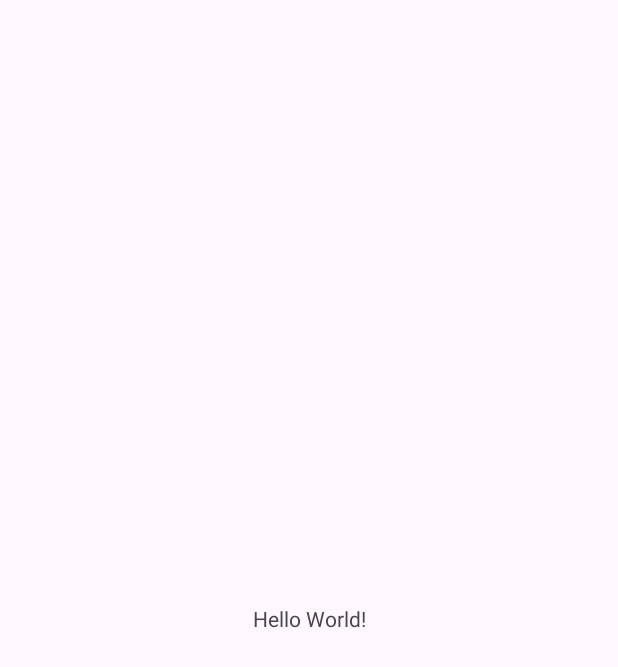
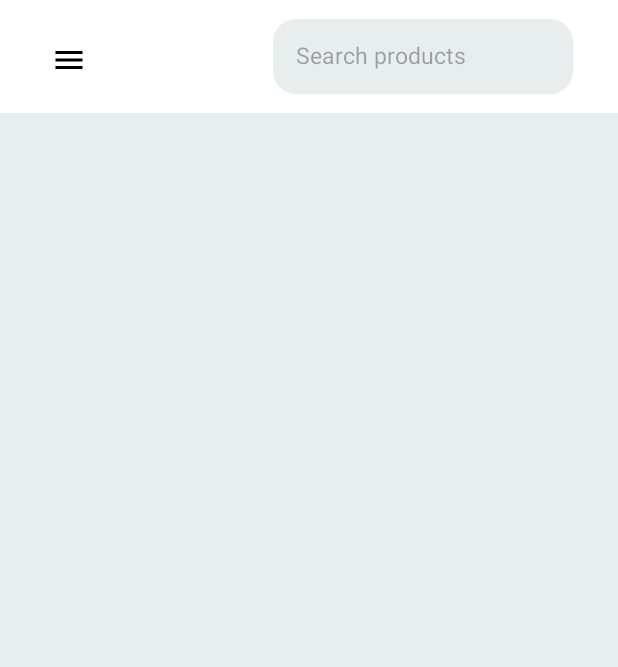
Before and after one commit to mangosidekick/TatsByTatsPOS, an Android app: the screen it shows after launch (MainActivity), on a phone screen of 412 x 824 dp. Before the commit the part shown is almost empty. Shown: the top 667 px of the screen. Run offline under Robolectric (Android 15) with nearby library versions, the phone set to English and light mode, and no system bars.

Commit message:
ui update i guess

```diff
--- a/app/src/main/AndroidManifest.xml
+++ b/app/src/main/AndroidManifest.xml
@@ -6,9 +6,9 @@
         android:allowBackup="true"
         android:dataExtractionRules="@xml/data_extraction_rules"
         android:fullBackupContent="@xml/backup_rules"
-        android:icon="@mipmap/ic_launcher"
+        android:icon="@drawable/logo"
         android:label="@string/app_name"
-        android:roundIcon="@mipmap/ic_launcher_round"
+        android:roundIcon="@drawable/logo"
         android:supportsRtl="true"
         android:theme="@style/Theme.TatsByTatsPOS"
         tools:targetApi="31">
--- a/app/src/main/java/com/example/tatsbytatspos/MainActivity.java
+++ b/app/src/main/java/com/example/tatsbytatspos/MainActivity.java
@@ -15,10 +15,6 @@ public class MainActivity extends AppCompatActivity {
         super.onCreate(savedInstanceState);
         EdgeToEdge.enable(this);
         setContentView(R.layout.activity_main);
-        ViewCompat.setOnApplyWindowInsetsListener(findViewById(R.id.main), (v, insets) -> {
-            Insets systemBars = insets.getInsets(WindowInsetsCompat.Type.systemBars());
-            v.setPadding(systemBars.left, systemBars.top, systemBars.right, systemBars.bottom);
-            return insets;
-        });
+
     }
 }
--- /dev/null
+++ b/app/src/main/res/drawable/baseline_menu_24.xml
@@ -0,0 +1,5 @@
+<vector xmlns:android="http://schemas.android.com/apk/res/android" android:height="24dp" android:tint="#000000" android:viewportHeight="24" android:viewportWidth="24" android:width="24dp">
+
+    <path android:fillColor="@android:color/white" android:pathData="M3,18h18v-2L3,16v2zM3,13h18v-2L3,11v2zM3,6v2h18L21,6L3,6z"/>
+
+</vector>
--- /dev/null
+++ b/app/src/main/res/drawable/round_edittext.xml
@@ -0,0 +1,6 @@
+<?xml version="1.0" encoding="utf-8"?>
+<shape xmlns:android="http://schemas.android.com/apk/res/android"
+    android:shape = "rectangle">
+    <solid android:color="@color/grey"/>
+    <corners android:radius="15sp"/>
+</shape>
--- a/app/src/main/res/layout/activity_main.xml
+++ b/app/src/main/res/layout/activity_main.xml
@@ -1,19 +1,47 @@
 <?xml version="1.0" encoding="utf-8"?>
-<androidx.constraintlayout.widget.ConstraintLayout xmlns:android="http://schemas.android.com/apk/res/android"
+<RelativeLayout xmlns:android="http://schemas.android.com/apk/res/android"
     xmlns:app="http://schemas.android.com/apk/res-auto"
     xmlns:tools="http://schemas.android.com/tools"
     android:id="@+id/main"
+    android:background="@color/grey"
     android:layout_width="match_parent"
     android:layout_height="match_parent"
+    android:orientation="vertical"
     tools:context=".MainActivity">
 
-    <TextView
-        android:layout_width="wrap_content"
-        android:layout_height="wrap_content"
-        android:text="Hello World!"
-        app:layout_constraintBottom_toBottomOf="parent"
-        app:layout_constraintEnd_toEndOf="parent"
-        app:layout_constraintStart_toStartOf="parent"
-        app:layout_constraintTop_toTopOf="parent" />
+    <com.google.android.material.appbar.AppBarLayout
+        android:id="@+id/upperNavBar"
+        android:layout_width="match_parent"
+        android:layout_height="75sp"
+        android:fitsSystemWindows="true">
 
-</androidx.constraintlayout.widget.ConstraintLayout>
+        <com.google.android.material.appbar.MaterialToolbar
+            android:layout_width="match_parent"
+            android:layout_height="match_parent"
+            android:background="@color/white">
+
+            <ImageButton
+                android:id="@+id/backButton"
+                android:layout_width="60sp"
+                android:layout_height="60sp"
+                android:layout_marginTop="10sp"
+                android:background="@android:color/transparent"
+                android:contentDescription="@string/app_name"
+                app:srcCompat="@drawable/baseline_menu_24"
+                app:tint="@color/black" />
+
+            <EditText
+                android:id="@+id/searchProducts"
+                android:layout_width="200sp"
+                android:layout_height="50sp"
+                android:layout_gravity="end"
+                android:layout_marginEnd="30sp"
+                android:background="@drawable/round_edittext"
+                android:hint="@string/product_hint"
+                android:inputType="text"
+                android:padding="15sp"
+                android:textSize="15sp" />
+        </com.google.android.material.appbar.MaterialToolbar>
+    </com.google.android.material.appbar.AppBarLayout>
+
+</RelativeLayout>
--- a/app/src/main/res/values/colors.xml
+++ b/app/src/main/res/values/colors.xml
@@ -2,4 +2,6 @@
 <resources>
     <color name="black">#FF000000</color>
     <color name="white">#FFFFFFFF</color>
+    <color name="orange">#f7b027</color>
+    <color name="grey">#e8eeed</color>
 </resources>
--- a/app/src/main/res/values/strings.xml
+++ b/app/src/main/res/values/strings.xml
@@ -1,3 +1,4 @@
 <resources>
     <string name="app_name">TatsByTatsPOS</string>
+    <string name="product_hint">Search products</string>
 </resources>
```
Also changed, not shown: app/src/main/res/drawable/logo.png (added), app/src/main/res/font/Abel-Regular.ttf (added).
